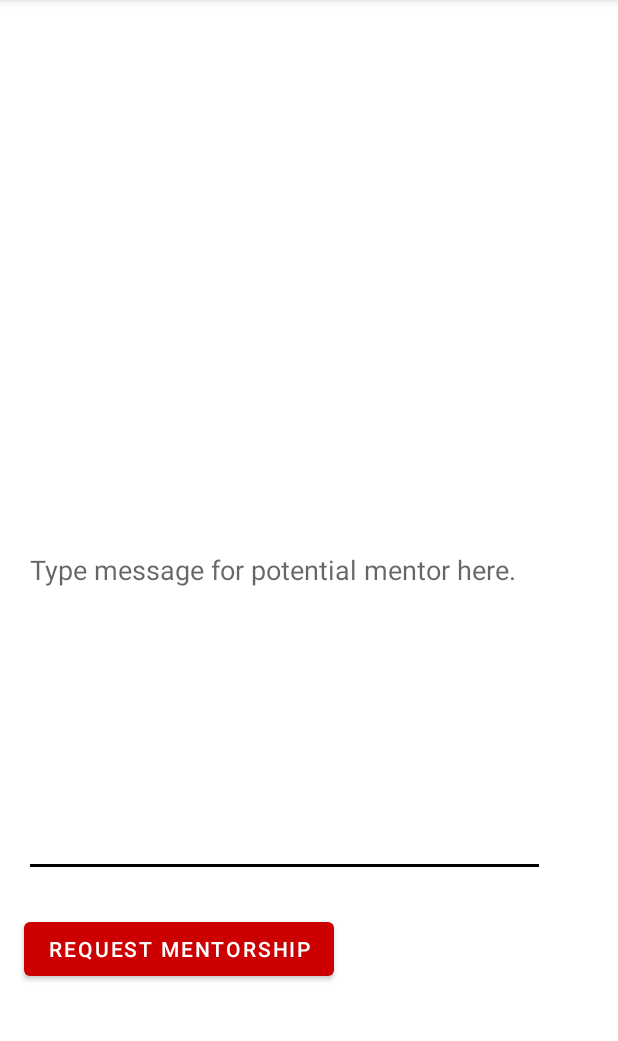
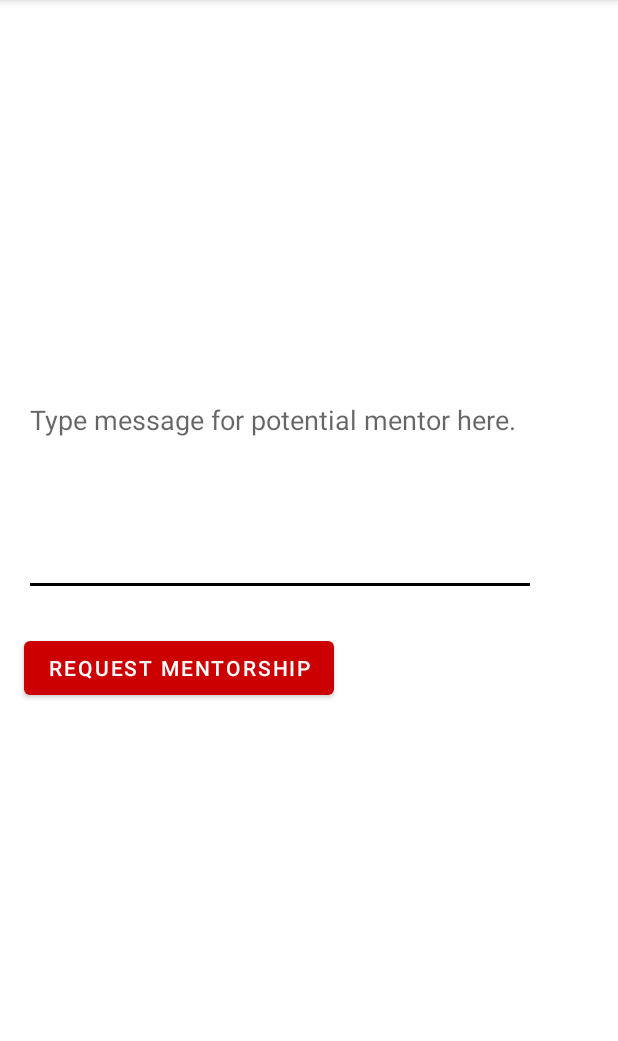
Before and after one commit to nickhaeff/JetMentor, an Android app: the openMentorDetailsActivity screen opened directly, with no data from a screen before it, on a phone screen of 412 x 824 dp, the part 84-1125 px from its top. Run offline under Robolectric (Android 15) with nearby library versions, the phone set to English and light mode, and no system bars; our stand-ins replace Firebase (no records; nobody signed in at launch, a user with empty details on screens opened directly).

Commit message:
moved up buttons and text so it's not off screen for any phones

```diff
--- a/app/src/main/res/layout/activity_edit_profile.xml
+++ b/app/src/main/res/layout/activity_edit_profile.xml
@@ -12,7 +12,7 @@
         android:layout_height="wrap_content"
         android:layout_marginStart="16dp"
         android:layout_marginLeft="16dp"
-        android:layout_marginTop="52dp"
+        android:layout_marginTop="24dp"
         android:ems="10"
         android:hint="Full Name"
         android:inputType="textPersonName"
@@ -94,15 +94,15 @@
 
     <EditText
         android:id="@+id/mentor_message"
-        android:layout_width="324dp"
-        android:layout_height="191dp"
+        android:layout_width="333dp"
+        android:layout_height="109dp"
         android:layout_marginStart="16dp"
         android:layout_marginLeft="16dp"
         android:layout_marginTop="32dp"
         android:ems="10"
         android:gravity="start|top"
+        android:hint="Message to possible Mentees"
         android:inputType="textMultiLine"
-        android:hint="Message to possible Mentees"
         app:layout_constraintStart_toStartOf="parent"
         app:layout_constraintTop_toBottomOf="@+id/availability_input" />
 
--- a/app/src/main/res/layout/activity_open_mentor_details.xml
+++ b/app/src/main/res/layout/activity_open_mentor_details.xml
@@ -19,8 +19,8 @@
 
     <TextView
         android:id="@+id/company_name"
-        android:layout_width="145dp"
-        android:layout_height="50dp"
+        android:layout_width="115dp"
+        android:layout_height="43dp"
         android:layout_marginTop="16dp"
         android:text="TextView"
         app:layout_constraintStart_toStartOf="@+id/mentor_name"
@@ -28,8 +28,8 @@
 
     <TextView
         android:id="@+id/position_name"
-        android:layout_width="125dp"
-        android:layout_height="50dp"
+        android:layout_width="101dp"
+        android:layout_height="44dp"
         android:layout_marginStart="8dp"
         android:layout_marginLeft="8dp"
         android:text="TextView"
@@ -38,8 +38,8 @@
 
     <TextView
         android:id="@+id/mentors_years_of_experience"
-        android:layout_width="wrap_content"
-        android:layout_height="wrap_content"
+        android:layout_width="90dp"
+        android:layout_height="42dp"
         android:layout_marginStart="8dp"
         android:layout_marginLeft="8dp"
         android:text="TextView"
@@ -48,8 +48,8 @@
 
     <TextView
         android:id="@+id/mentors_message"
-        android:layout_width="350dp"
-        android:layout_height="189dp"
+        android:layout_width="344dp"
+        android:layout_height="96dp"
         android:layout_marginTop="16dp"
         android:text="TextView"
         app:layout_constraintStart_toStartOf="@+id/company_name"
@@ -57,13 +57,13 @@
 
     <EditText
         android:id="@+id/request_mentor_message"
-        android:layout_width="347dp"
-        android:layout_height="227dp"
+        android:layout_width="341dp"
+        android:layout_height="140dp"
         android:layout_marginTop="24dp"
         android:ems="10"
         android:gravity="start|top"
+        android:hint="Type message for potential mentor here."
         android:inputType="textMultiLine"
-        android:hint="Type message for potential mentor here."
         app:layout_constraintStart_toStartOf="@+id/mentors_message"
         app:layout_constraintTop_toBottomOf="@+id/mentors_message" />
 
```
